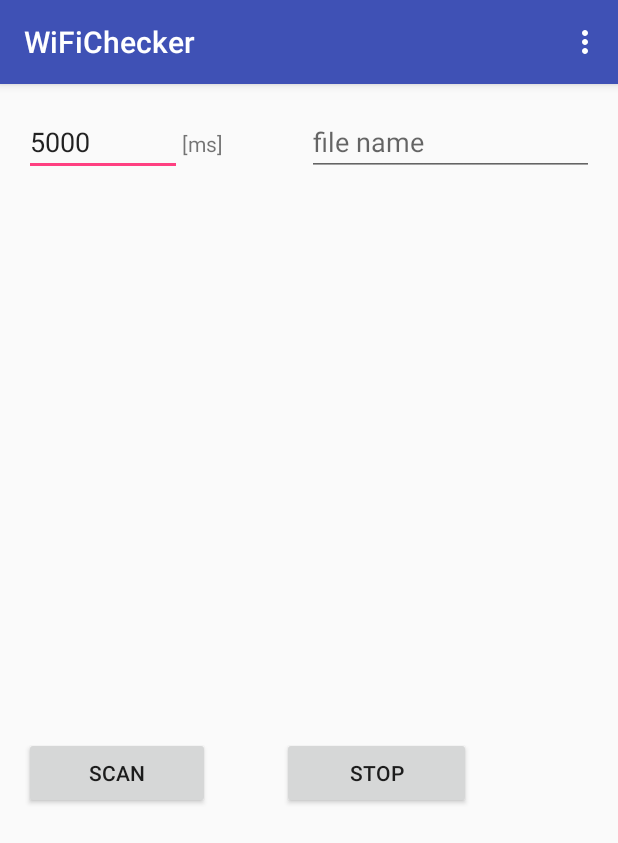
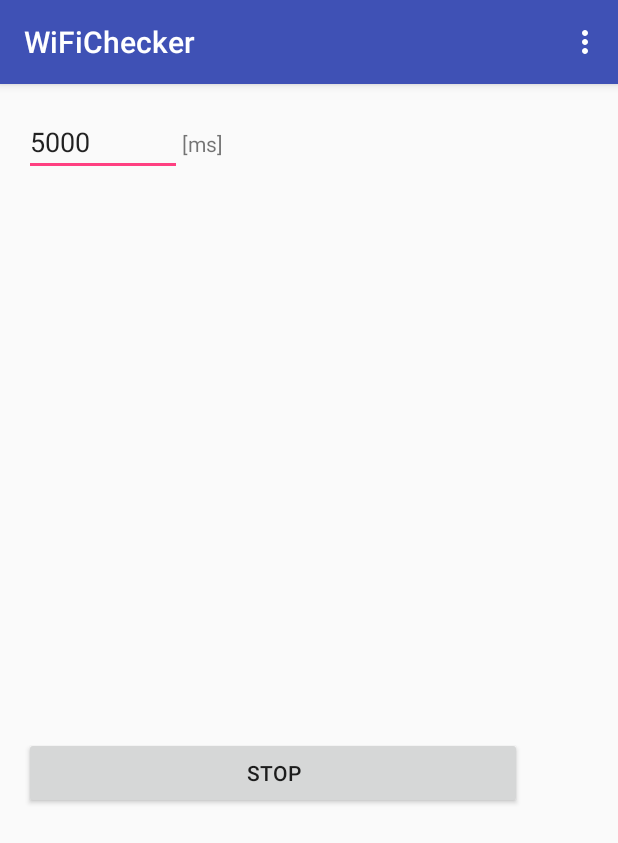
Before and after one commit to tonchan1216/WiFiChecker, an Android app: the screen it shows after launch (MainActivity), after a tap on "SCAN", on a phone screen of 412 x 824 dp. Shown: the top 843 px of the screen. Run offline under Robolectric (Android 15) with nearby library versions, the phone set to English and light mode, and no system bars; 5 statements that could not run were skipped.

```diff
--- a/app/src/main/AndroidManifest.xml
+++ b/app/src/main/AndroidManifest.xml
@@ -3,6 +3,7 @@
     package="com.example.tohn.wifichecker" >
     <uses-permission android:name="android.permission.ACCESS_WIFI_STATE"></uses-permission>
     <uses-permission android:name="android.permission.CHANGE_WIFI_STATE"></uses-permission>
+    <uses-permission android:name="android.permission.WRITE_EXTERNAL_STORAGE" />
     <application
         android:allowBackup="true"
         android:icon="@mipmap/ic_launcher"
--- a/app/src/main/java/com/example/tohn/wifichecker/MainActivity.java
+++ b/app/src/main/java/com/example/tohn/wifichecker/MainActivity.java
@@ -1,9 +1,9 @@
 package com.example.tohn.wifichecker;
 
+import java.io.File;
 import java.io.FileNotFoundException;
-import java.io.FileOutputStream;
+import java.io.FileWriter;
 import java.io.IOException;
-import java.io.OutputStreamWriter;
 import java.util.List;
 import java.util.Timer;
 import java.util.TimerTask;
@@ -13,9 +13,8 @@ import android.net.wifi.WifiInfo;
 import android.net.wifi.WifiManager;
 import android.net.wifi.ScanResult;
 import android.os.Bundle;
+import android.os.Environment;
 import android.os.Handler;
-import android.support.design.widget.FloatingActionButton;
-import android.support.design.widget.Snackbar;
 import android.support.v7.app.AppCompatActivity;
 import android.support.v7.widget.Toolbar;
 import android.util.Log;
@@ -36,6 +35,8 @@ import static android.R.id.message;
 public class MainActivity extends AppCompatActivity {
     private Timer timer;
     private Handler handler = new Handler();
+    private int timer_status = 0;
+    private String file_name = "";
 
     @Override
     protected void onCreate(Bundle savedInstanceState) {
@@ -47,28 +48,25 @@ public class MainActivity extends AppCompatActivity {
         EditText interval_num = (EditText) findViewById(R.id.interval);
         interval_num.setText("5000");
 
-        Button btn_start = (Button) findViewById(R.id.button_scan);
+        Button btn_check = (Button) findViewById(R.id.button_scan);
         View.OnClickListener btb1ClickListener = new View.OnClickListener() {
             @Override
+
             public void onClick(View v) {
-                EditText file_name = (EditText) findViewById(R.id.file_name);
-                String file_name_str = file_name.getText().toString();
+                Button btn_check = (Button) findViewById(R.id.button_scan);
+                if (timer_status == 0) {
+                    makeSaveFile();
+                    startTimer();
+                    btn_check.setText("STOP");
+                }
 
-                if (! file_name_str.equals("")) {
-                    startTimer();
+                if (timer_status == 1) {
+                    stopTimer();
+                    btn_check.setText("SCAN");
                 }
             }
         };
-        btn_start.setOnClickListener(btb1ClickListener);
-
-        Button btn_stop = (Button) findViewById(R.id.button_stop);
-        View.OnClickListener btb2ClickListener = new View.OnClickListener() {
-            @Override
-            public void onClick(View v) {
-                stopTimer();
-            }
-        };
-        btn_stop.setOnClickListener(btb2ClickListener);
+        btn_check.setOnClickListener(btb1ClickListener);
     }
 
     @Override
@@ -115,23 +113,25 @@ public class MainActivity extends AppCompatActivity {
         time.setToNow();
         String date = time.year + "/" + (time.month+1) + "/" + time.monthDay + " " + time.hour + ":" + time.minute + ":" + time.second ;
 
-        EditText file_name = (EditText) findViewById(R.id.file_name);
-        String fileName = file_name.getText().toString();
+        String path = Environment.getExternalStorageDirectory().getPath();
+        File dir = new File(path+"/WiFiChecker");
+        File file = new File(dir.getAbsolutePath() + "/" + file_name);
 
         String[] aps = new String[apList.size()];
         for(int i=0; i<apList.size(); i++) {
             aps[i] = date + "," + apList.get(i).SSID + "," + apList.get(i).frequency + ", " + apList.get(i).level;
 
             try {
-                FileOutputStream outStream = openFileOutput(fileName + ".txt", MODE_APPEND|MODE_PRIVATE);
-                OutputStreamWriter writer = new OutputStreamWriter(outStream);
-                writer.write(aps[i]);
-                writer.flush();
-                writer.close();
+                FileWriter fw = new FileWriter(file, true);
+                fw.write(aps[i]);
+                fw.write("\r\n");
+                fw.close();
             } catch (FileNotFoundException e) {
                 e.printStackTrace();
+                Log.e("file_error","FileNotFound");
             } catch (IOException e) {
                 e.printStackTrace();
+                Log.e("file_error","IOException");
             }
         }
     }
@@ -160,6 +160,7 @@ public class MainActivity extends AppCompatActivity {
                         wifi.startScan();
                         echoScanData();
                         writeScanData();
+                        timer_status = 1;
                     }
                 });
             }
@@ -173,6 +174,24 @@ public class MainActivity extends AppCompatActivity {
         this.timer.cancel();
         this.timer.purge();
         this.timer = null;
+        timer_status = 0;
         Toast.makeText(this, "Stop Wi-Fi Logging", Toast.LENGTH_LONG).show();
     }
+
+    private boolean makeSaveFile(){
+        Time time = new Time("Asia/Tokyo");
+        time.setToNow();
+        String path = Environment.getExternalStorageDirectory().getPath();
+        File dir = new File(path+"/WiFiChecker");
+        dir.mkdir();
+        file_name = time.year + (time.month+1) + time.monthDay + "-" + time.hour + time.minute + time.second + ".txt";
+        File file = new File(dir.getAbsolutePath() + "/" + file_name);
+
+        try{
+            return file.createNewFile();
+        }catch(IOException e){
+            System.out.println(e);
+            return false;
+        }
+    }
 }
--- a/app/src/main/res/layout/content_main.xml
+++ b/app/src/main/res/layout/content_main.xml
@@ -38,13 +38,6 @@
                 android:id="@+id/textView6"
                 android:layout_weight="1" />
 
-            <EditText
-                android:layout_width="191dp"
-                android:layout_height="wrap_content"
-                android:inputType="textPersonName"
-                android:ems="10"
-                android:id="@+id/file_name"
-                android:hint="file name" />
         </LinearLayout>
 
         <ListView
@@ -70,18 +63,6 @@
                 android:layout_marginEnd="48dp"
                 android:layout_weight="0.97" />
 
-            <Button
-                android:text="STOP"
-                android:layout_width="wrap_content"
-                android:layout_height="wrap_content"
-                android:layout_marginRight="82dp"
-                android:layout_marginEnd="82dp"
-                android:id="@+id/button_stop"
-                android:layout_alignParentBottom="true"
-                android:layout_alignParentRight="true"
-                android:layout_alignParentEnd="true"
-                android:layout_weight="1" />
-
         </LinearLayout>
 
     </LinearLayout>
```
Also changed, not shown: 1 other file.
